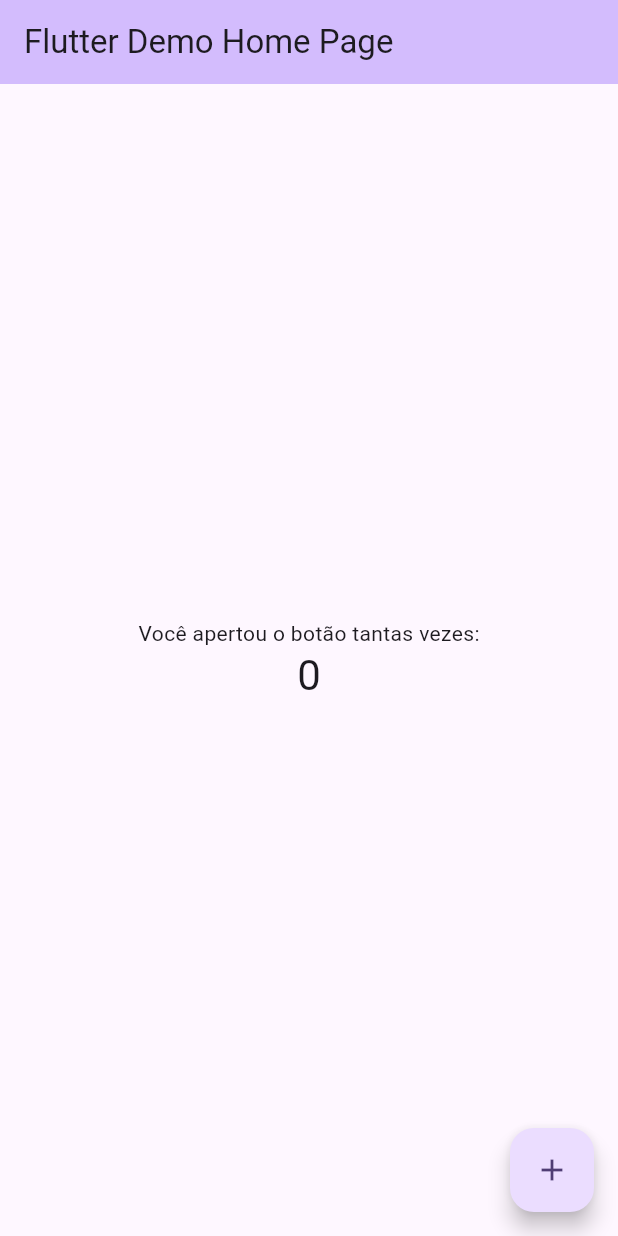
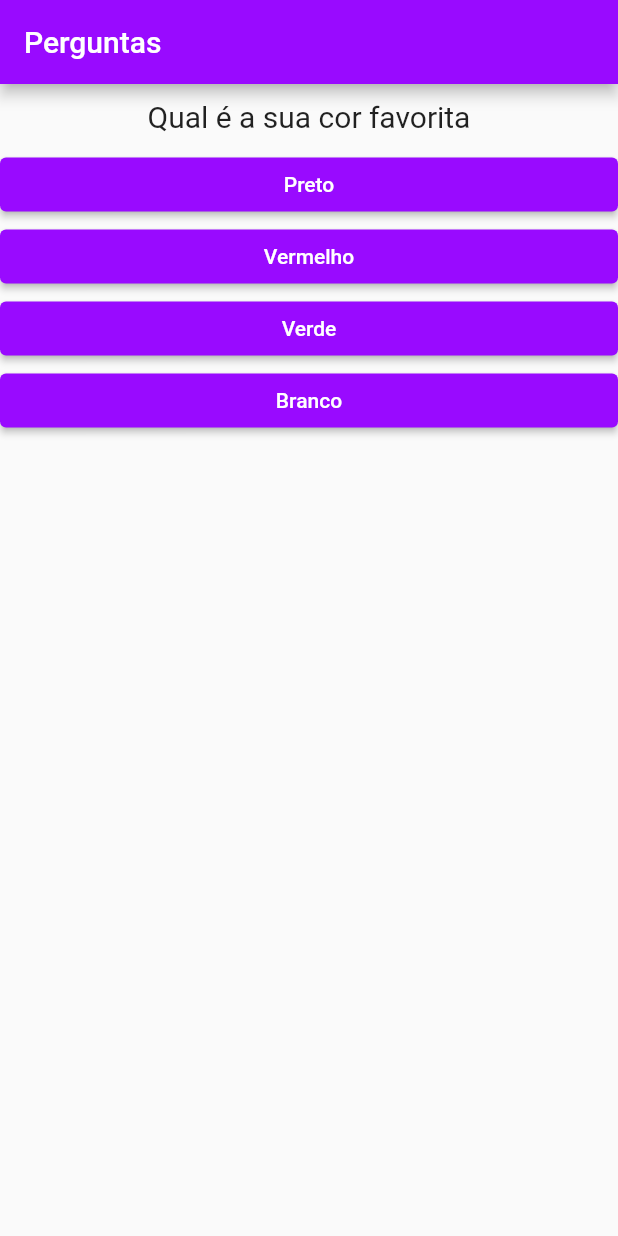
Before and after one commit to GabsMarc/Flutter, a Flutter app: the screen it shows after launch, on a phone screen of 412 x 824 dp. Run offline on Flutter 3.47's test engine with Material 2 defaults, Android fonts, the phone set to English and light mode, and no system bars.

Commit message:
Commit - desenvolvendo uma aplicação flutter

```diff
--- a/teste/analysis_options.yaml
+++ b/teste/analysis_options.yaml
@@ -22,6 +22,7 @@ linter:
   # `// ignore_for_file: name_of_lint` syntax on the line or in the file
   # producing the lint.
   rules:
+    prefer_const_constructors: false
     # avoid_print: false  # Uncomment to disable the `avoid_print` rule
     # prefer_single_quotes: true  # Uncomment to enable the `prefer_single_quotes` rule
 
--- a/teste/lib/main.dart
+++ b/teste/lib/main.dart
@@ -1,125 +1,80 @@
 import 'package:flutter/material.dart';
+import './resultado.dart';
+import './questionario.dart';
 
-void main() {
-  runApp(const MyApp());
-}
+void main() => runApp(const PerguntaApp());
 
-class MyApp extends StatelessWidget {
-  const MyApp({super.key});
+class _PerguntaAppState extends State<PerguntaApp> {
+  var _perguntaSelecionada = 0;
+  var _pontuacaoTotal = 0;
 
-  // This widget is the root of your application.
+  final _perguntas = const [
+    {
+      'texto': 'Qual é a sua cor favorita',
+      'respostas': [
+        {'texto': 'Preto', 'pontuacao': 10},
+        {'texto': 'Vermelho', 'pontuacao': 5},
+        {'texto': 'Verde', 'pontuacao': 3},
+        {'texto': 'Branco', 'pontuacao': 1},
+      ],
+    },
+    {
+      'texto': 'Qual é o seu animal favorito',
+      'respostas': [
+        {'texto': 'Cachorro', 'pontuacao': 10},
+        {'texto': 'Gato', 'pontuacao': 5},
+        {'texto': 'Tartaruga', 'pontuacao': 3},
+        {'texto': 'Coelho', 'pontuacao': 1},
+      ],
+    },
+    {
+      'texto': 'Qual o seu instrutor favorito',
+      'respostas': [
+        {'texto': 'Maria', 'pontuacao': 10},
+        {'texto': 'João', 'pontuacao': 5},
+        {'texto': 'Guilherme', 'pontuacao': 3},
+        {'texto': 'Pedro', 'pontuacao': 1},
+      ]
+    }
+  ];
+
+  void _responder(int pontuacao) {
+    if (temPerguntaSelecionada) {
+      setState(() {
+        _perguntaSelecionada++;
+        _pontuacaoTotal += pontuacao;
+      });
+    }
+    print(_pontuacaoTotal);
+  }
+
+  bool get temPerguntaSelecionada {
+    return _perguntaSelecionada < _perguntas.length;
+  }
+
   @override
   Widget build(BuildContext context) {
     return MaterialApp(
-      title: 'Flutter Demo',
-      theme: ThemeData(
-        // This is the theme of your application.
-        //
-        // TRY THIS: Try running your application with "flutter run". You'll see
-        // the application has a blue toolbar. Then, without quitting the app,
-        // try changing the seedColor in the colorScheme below to Colors.green
-        // and then invoke "hot reload" (save your changes or press the "hot
-        // reload" button in a Flutter-supported IDE, or press "r" if you used
-        // the command line to start the app).
-        //
-        // Notice that the counter didn't reset back to zero; the application
-        // state is not lost during the reload. To reset the state, use hot
-        // restart instead.
-        //
-        // This works for code too, not just values: Most code changes can be
-        // tested with just a hot reload.
-        colorScheme: ColorScheme.fromSeed(seedColor: Colors.deepPurple),
-        useMaterial3: true,
+      home: Scaffold(
+        appBar: AppBar(
+          title: const Text('Perguntas'),
+          backgroundColor: Color.fromARGB(255, 153, 10, 255),
+        ),
+        body: temPerguntaSelecionada
+            ? Questionario(
+                perguntas: _perguntas,
+                perguntaSelecionada: _perguntaSelecionada,
+                responder: _responder)
+            : Resultado(_pontuacaoTotal),
       ),
-      home: const MyHomePage(title: 'Flutter Demo Home Page'),
     );
   }
 }
 
-class MyHomePage extends StatefulWidget {
-  const MyHomePage({super.key, required this.title});
+class PerguntaApp extends StatefulWidget {
+  const PerguntaApp({super.key});
 
-  // This widget is the home page of your application. It is stateful, meaning
-  // that it has a State object (defined below) that contains fields that affect
-  // how it looks.
-
-  // This class is the configuration for the state. It holds the values (in this
-  // case the title) provided by the parent (in this case the App widget) and
-  // used by the build method of the State. Fields in a Widget subclass are
-  // always marked "final".
-
-  final String title;
-
-  @override
-  State<MyHomePage> createState() => _MyHomePageState();
-}
-
-class _MyHomePageState extends State<MyHomePage> {
-  int _counter = 0;
-
-  void _incrementCounter() {
-    setState(() {
-      // This call to setState tells the Flutter framework that something has
-      // changed in this State, which causes it to rerun the build method below
-      // so that the display can reflect the updated values. If we changed
-      // _counter without calling setState(), then the build method would not be
-      // called again, and so nothing would appear to happen.
-      _counter++;
-    });
-  }
-
-  @override
-  Widget build(BuildContext context) {
-    // This method is rerun every time setState is called, for instance as done
-    // by the _incrementCounter method above.
-    //
-    // The Flutter framework has been optimized to make rerunning build methods
-    // fast, so that you can just rebuild anything that needs updating rather
-    // than having to individually change instances of widgets.
-    return Scaffold(
-      appBar: AppBar(
-        // TRY THIS: Try changing the color here to a specific color (to
-        // Colors.amber, perhaps?) and trigger a hot reload to see the AppBar
-        // change color while the other colors stay the same.
-        backgroundColor: Theme.of(context).colorScheme.inversePrimary,
-        // Here we take the value from the MyHomePage object that was created by
-        // the App.build method, and use it to set our appbar title.
-        title: Text(widget.title),
-      ),
-      body: Center(
-        // Center is a layout widget. It takes a single child and positions it
-        // in the middle of the parent.
-        child: Column(
-          // Column is also a layout widget. It takes a list of children and
-          // arranges them vertically. By default, it sizes itself to fit its
-          // children horizontally, and tries to be as tall as its parent.
-          //
-          // Column has various properties to control how it sizes itself and
-          // how it positions its children. Here we use mainAxisAlignment to
-          // center the children vertically; the main axis here is the vertical
-          // axis because Columns are vertical (the cross axis would be
-          // horizontal).
-          //
-          // TRY THIS: Invoke "debug painting" (choose the "Toggle Debug Paint"
-          // action in the IDE, or press "p" in the console), to see the
-          // wireframe for each widget.
-          mainAxisAlignment: MainAxisAlignment.center,
-          children: <Widget>[
-            const Text(
-              'Você apertou o botão tantas vezes:',
-            ),
-            Text(
-              '$_counter',
-              style: Theme.of(context).textTheme.headlineMedium,
-            ),
-          ],
-        ),
-      ),
-      floatingActionButton: FloatingActionButton(
-        onPressed: _incrementCounter,
-        tooltip: 'Increment',
-        child: const Icon(Icons.add),
-      ), // This trailing comma makes auto-formatting nicer for build methods.
-    );
+  _PerguntaAppState createState() {
+    return _PerguntaAppState();
   }
 }
--- /dev/null
+++ b/teste/lib/questao.dart
@@ -0,0 +1,20 @@
+import 'package:flutter/material.dart';
+
+class Questao extends StatelessWidget {
+  final text;
+
+  Questao(this.text);
+
+  @override
+  Widget build(BuildContext context) {
+    return Container(
+      width: double.infinity,
+      margin: EdgeInsets.all(10),
+      child: Text(
+        text,
+        style: TextStyle(fontSize: 20),
+        textAlign: TextAlign.center,
+      ),
+    );
+  }
+}
--- /dev/null
+++ b/teste/lib/questionario.dart
@@ -0,0 +1,36 @@
+import 'package:flutter/material.dart';
+import './questao.dart';
+import './respostas.dart';
+
+class Questionario extends StatelessWidget {
+  final List<Map<String, Object>> perguntas;
+  final int perguntaSelecionada;
+  final void Function(int) responder;
+
+  Questionario({
+    required this.perguntas,
+    required this.perguntaSelecionada,
+    required this.responder,
+  });
+
+  bool get temPerguntaSelecionada {
+    return perguntaSelecionada < perguntas.length;
+  }
+
+  @override
+  Widget build(BuildContext context) {
+    List<Map<String, Object>> respostas = temPerguntaSelecionada
+        ? perguntas[perguntaSelecionada].cast()['respostas']
+        : null;
+
+    return Column(
+      children: <Widget>[
+        Questao(perguntas[perguntaSelecionada]['texto']),
+        ...respostas.map((resp) {
+          return resposta(resp['texto'].toString(),
+              () => responder(int.parse(resp['pontuacao'].toString())));
+        }),
+      ],
+    );
+  }
+}
--- /dev/null
+++ b/teste/lib/respostas.dart
@@ -0,0 +1,23 @@
+import 'package:flutter/material.dart';
+
+class resposta extends StatelessWidget {
+  final String texto;
+  final void Function() onSelecao;
+
+  resposta(this.texto, this.onSelecao);
+
+  @override
+  Widget build(BuildContext context) {
+    return Container(
+      width: double.infinity,
+      child: ElevatedButton(
+        style: ElevatedButton.styleFrom(
+          backgroundColor: Color.fromARGB(255, 153, 10, 255),
+          foregroundColor: Colors.white,
+        ),
+        onPressed: onSelecao,
+        child: Text(texto),
+      ),
+    );
+  }
+}
--- /dev/null
+++ b/teste/lib/resultado.dart
@@ -0,0 +1,29 @@
+import 'package:flutter/material.dart';
+
+class Resultado extends StatelessWidget {
+  final int pontuacao;
+
+  Resultado(this.pontuacao);
+
+  String get fraseResultado {
+    if (pontuacao < 8) {
+      return 'Parffabéns!';
+    } else if (pontuacao < 12) {
+      return 'Você é bom!';
+    } else if (pontuacao < 16) {
+      return 'Impressionante!';
+    } else {
+      return 'Slk bom de mais!!!!';
+    }
+  }
+
+  @override
+  Widget build(BuildContext context) {
+    return Center(
+      child: Text(
+        fraseResultado,
+        style: TextStyle(fontSize: 25),
+      ),
+    );
+  }
+}
```
Also changed, not shown: 1 other file.
